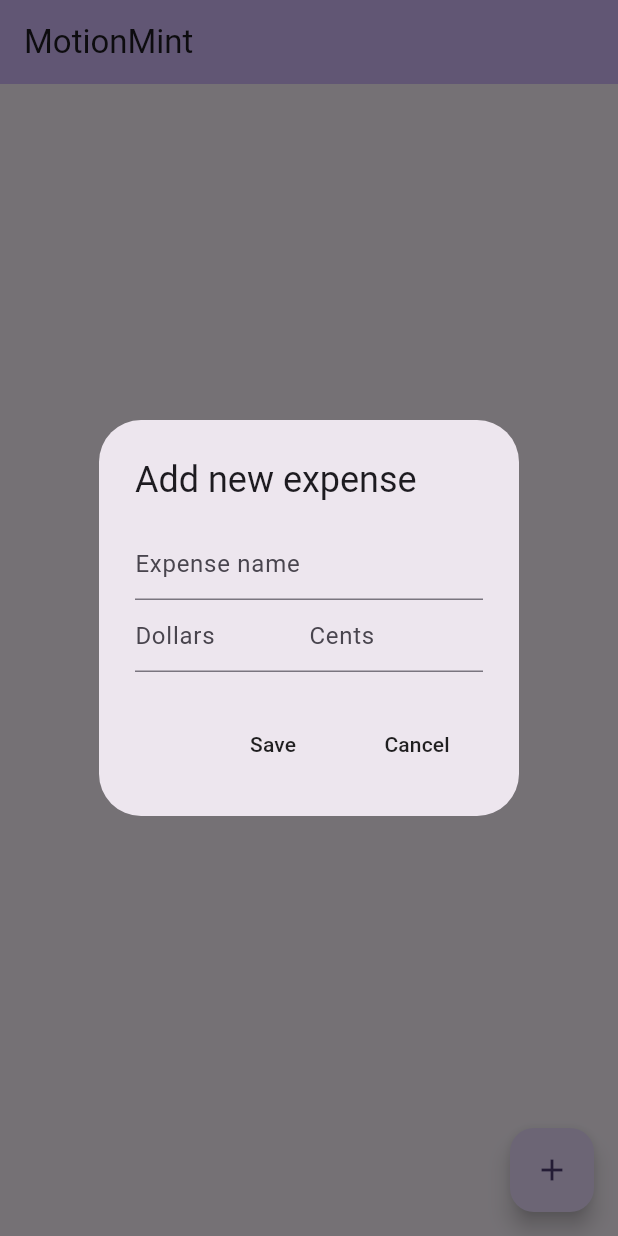
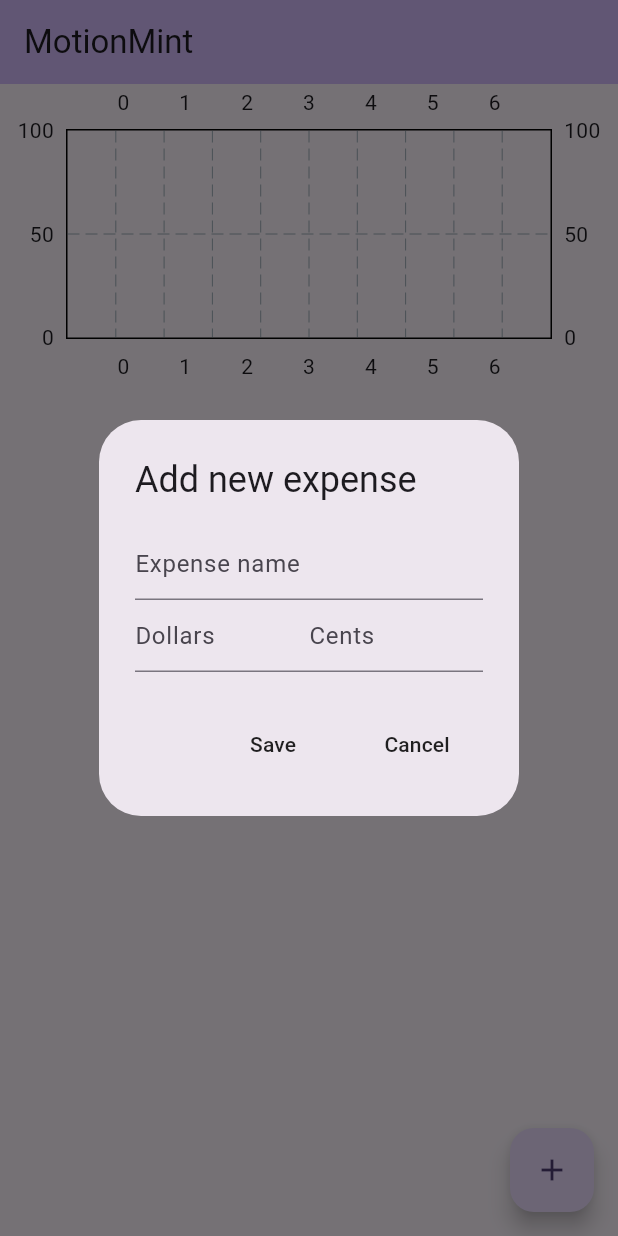
Before and after one commit to Derrick-Mao/motionmint, a Flutter app: the screen it shows after launch, after a tap on the "add" icon, on a phone screen of 412 x 824 dp. Run offline on Flutter 3.47's test engine with Material 3 defaults, Android fonts, the light colour scheme and no system bars; drawn by our look-alikes of fl_chart.

Commit message:
weekly expense bar graph

```diff
--- /dev/null
+++ b/lib/bar graph/bar_data.dart
@@ -0,0 +1,48 @@
+import 'package:motionmint/bar%20graph/single_bar.dart';
+
+class BarData {
+  final double monAmount;
+  final double tueAmount;
+  final double wedAmount;
+  final double thuAmount;
+  final double friAmount;
+  final double satAmount;
+  final double sunAmount;
+
+  BarData({
+    required this.monAmount,
+    required this.tueAmount,
+    required this.wedAmount,
+    required this.thuAmount,
+    required this.friAmount,
+    required this.satAmount,
+    required this.sunAmount,
+  });
+
+  List<SingleBar> barData = [];
+
+  void initBarData() {
+    barData = [
+      // monday
+      SingleBar(x: 0, y: monAmount),
+
+      // tuesday
+      SingleBar(x: 1, y: tueAmount),
+
+      // wednesday
+      SingleBar(x: 2, y: wedAmount),
+
+      // thursday
+      SingleBar(x: 3, y: thuAmount),
+
+      // friday
+      SingleBar(x: 4, y: friAmount),
+
+      // saturday
+      SingleBar(x: 5, y: satAmount),
+
+      // sunday
+      SingleBar(x: 6, y: sunAmount),
+    ];
+  }
+}
--- /dev/null
+++ b/lib/bar graph/bar_graph.dart
@@ -0,0 +1,56 @@
+import 'package:fl_chart/fl_chart.dart';
+import 'package:flutter/material.dart';
+import 'package:motionmint/bar%20graph/bar_data.dart';
+
+class MyBarGraph extends StatelessWidget {
+  final double? maxY;
+  final double monAmount;
+  final double tueAmount;
+  final double wedAmount;
+  final double thuAmount;
+  final double friAmount;
+  final double satAmount;
+  final double sunAmount;
+
+  const MyBarGraph({
+    super.key,
+    required this.maxY,
+    required this.monAmount,
+    required this.tueAmount,
+    required this.wedAmount,
+    required this.thuAmount,
+    required this.friAmount,
+    required this.satAmount,
+    required this.sunAmount,
+  });
+
+  @override
+  Widget build(BuildContext context) {
+    BarData myBarData = BarData(
+      monAmount: monAmount,
+      tueAmount: tueAmount,
+      wedAmount: wedAmount,
+      thuAmount: thuAmount,
+      friAmount: friAmount,
+      satAmount: satAmount,
+      sunAmount: sunAmount,
+    );
+
+    myBarData.initBarData();
+
+    return BarChart(BarChartData(
+      maxY: maxY,
+      minY: 0,
+      barGroups: myBarData.barData
+        .map(
+          (data) => BarChartGroupData(
+            x: data.x,
+            barRods: [
+              BarChartRodData(toY: data.y),
+            ],
+          ),
+        )
+        .toList(),
+    ));
+  }
+}
--- /dev/null
+++ b/lib/bar graph/single_bar.dart
@@ -0,0 +1,6 @@
+class SingleBar {
+  final int x;  // position
+  final double y; // $ amount
+
+  SingleBar({required this.x, required this.y});
+}
--- /dev/null
+++ b/lib/components/expense_summary.dart
@@ -0,0 +1,41 @@
+import 'package:motionmint/bar%20graph/bar_graph.dart';
+import 'package:motionmint/data/expense_data.dart';
+import 'package:flutter/material.dart';
+import 'package:motionmint/datetime/datetime_helper.dart';
+import 'package:provider/provider.dart';
+
+class ExpenseSummary extends StatelessWidget {
+  final DateTime startOfWeek;
+
+  const ExpenseSummary({
+    super.key,
+    required this.startOfWeek
+  });
+
+  @override
+  Widget build(BuildContext context) {
+    String monday = convertDateTimeToString(startOfWeek.add(const Duration(days: 0)));
+    String tuesday = convertDateTimeToString(startOfWeek.add(const Duration(days: 1)));
+    String wednesday = convertDateTimeToString(startOfWeek.add(const Duration(days: 2)));
+    String thursday = convertDateTimeToString(startOfWeek.add(const Duration(days: 3)));
+    String friday = convertDateTimeToString(startOfWeek.add(const Duration(days: 4)));
+    String saturday = convertDateTimeToString(startOfWeek.add(const Duration(days: 5)));
+    String sunday = convertDateTimeToString(startOfWeek.add(const Duration(days: 6)));
+
+    return Consumer<ExpenseData>(
+      builder: (context, value, child) => SizedBox(
+        height: 200,
+        child: MyBarGraph(
+          maxY: 100,
+          monAmount: value.calcDailyExpenseSum()[monday] ?? 0,
+          tueAmount: value.calcDailyExpenseSum()[tuesday] ?? 0,
+          wedAmount: value.calcDailyExpenseSum()[wednesday] ?? 0,
+          thuAmount: value.calcDailyExpenseSum()[thursday] ?? 0,
+          friAmount: value.calcDailyExpenseSum()[friday] ?? 0,
+          satAmount: value.calcDailyExpenseSum()[saturday] ?? 0,
+          sunAmount: value.calcDailyExpenseSum()[sunday] ?? 0,
+        ),
+      ),
+    );
+  }
+}
--- a/lib/data/expense_data.dart
+++ b/lib/data/expense_data.dart
@@ -27,19 +27,19 @@ class ExpenseData extends ChangeNotifier {
   String getWeekdayName(DateTime dateTime) {
     switch (dateTime.weekday) {
       case 1:
-        return 'Monday';
+        return 'monday';
       case 2:
-        return 'Tuesday';
+        return 'tuesday';
       case 3:
-        return 'Wednesday';
+        return 'wednesday';
       case 4:
-        return 'Thursday';
+        return 'thursday';
       case 5:
-        return 'Friday';
+        return 'friday';
       case 6:
-        return 'Saturday';
+        return 'saturday';
       case 7:
-        return 'Sunday';
+        return 'sunday';
       default:
         return '';
     }
@@ -53,7 +53,7 @@ class ExpenseData extends ChangeNotifier {
 
     // go to last Monday from today
     for (int i = 0; i < 7; ++i) {
-      if (getWeekdayName(today.subtract(Duration(days: i))) == 'Monday') {
+      if (getWeekdayName(today.subtract(Duration(days: i))) == 'monday') {
         startOfWeek = today.subtract(Duration(days: i));
       }
     }
--- a/lib/pages/home_page.dart
+++ b/lib/pages/home_page.dart
@@ -1,4 +1,5 @@
 import 'package:flutter/material.dart';
+import 'package:motionmint/components/expense_summary.dart';
 import 'package:motionmint/components/expense_tile.dart';
 import 'package:motionmint/data/expense_data.dart';
 import 'package:motionmint/models/expense_item.dart';
@@ -129,7 +130,16 @@ class _MyHomePageState extends State<MyHomePage> {
           tooltip: 'Add new expense',
           child: const Icon(Icons.add),
         ),
-        body: ListView.builder(
+
+
+        body: ListView(children: [
+          // weekly expense
+          ExpenseSummary(startOfWeek: value.startOfWeekDate()),
+
+          // expense list
+          ListView.builder(
+            shrinkWrap: true,
+            physics: const NeverScrollableScrollPhysics(),
             itemCount: value.getAllExpenseList().length,
             itemBuilder: (context, index) => ExpenseTile(
               name: value.getAllExpenseList()[index].name,
@@ -137,6 +147,7 @@ class _MyHomePageState extends State<MyHomePage> {
               amount: value.getAllExpenseList()[index].amount,
             ),
           ),
+        ]),
       ),
     );
   }
--- a/pubspec.yaml
+++ b/pubspec.yaml
@@ -36,6 +36,7 @@ dependencies:
   # Use with the CupertinoIcons class for iOS style icons.
   cupertino_icons: ^1.0.6
   provider:
+  fl_chart: ^0.66.2
 
 dev_dependencies:
   flutter_test:
```
Also changed, not shown: pubspec.lock. Lines whose indentation alone changed are shown as unchanged.
